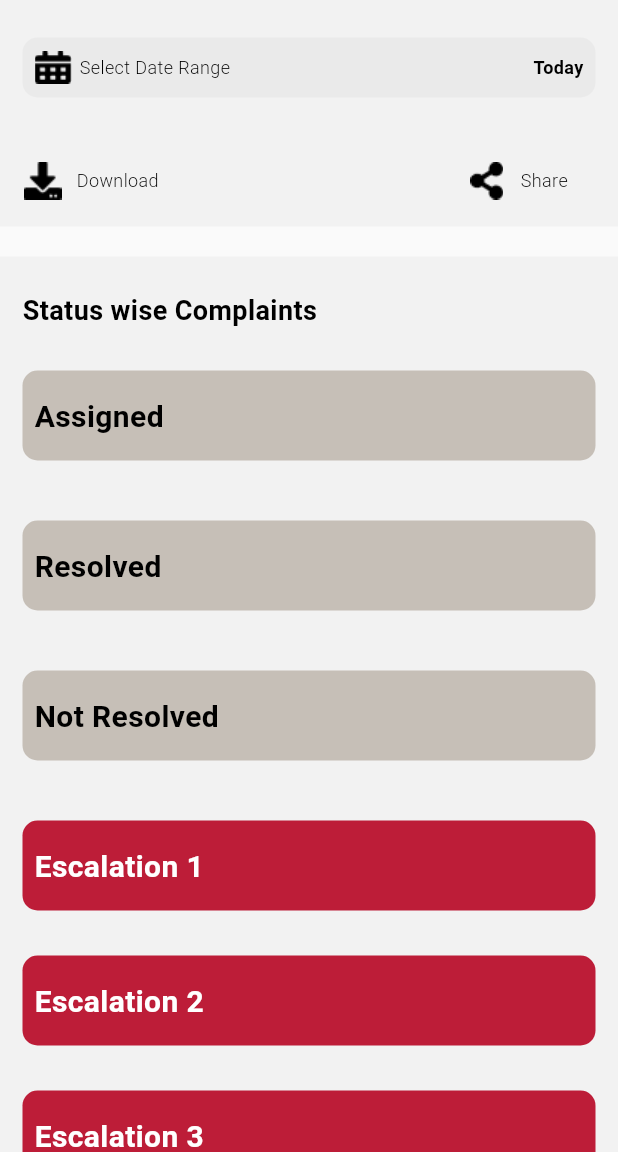
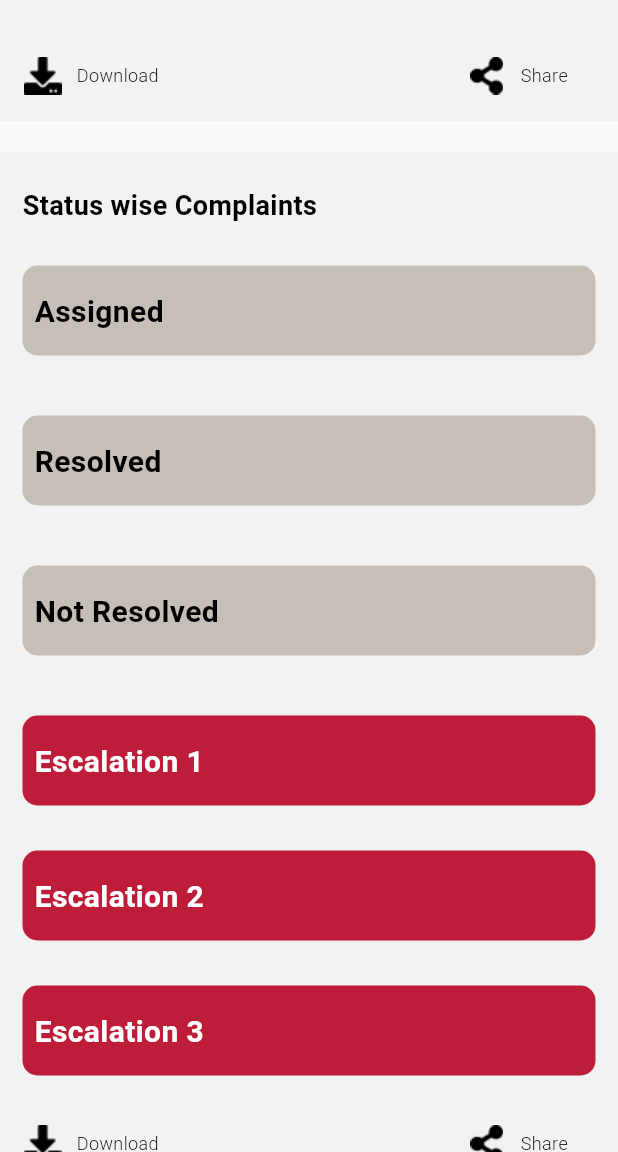
Before and after one commit to shilpanavale/IssueTracker, a Flutter app: the AdminDashboardPage screen opened directly, on a phone screen of 412 x 824 dp, the part 84-1236 px from its top. Run offline on Flutter 3.47's test engine with Material 2 defaults, Android fonts, the phone set to English and light mode, and no system bars; our stand-ins replace flutter_otp_text_field, flutter_rating_bar, fluttertoast, gallery_saver, image_picker, open_filex and 4 more; missing offline and left inert: syncfusion_flutter_pdf; accounts and stored records are empty; network calls fail.

Commit message:
from office

```diff
--- a/lib/View/Admin Model/admin_dashboard.dart
+++ b/lib/View/Admin Model/admin_dashboard.dart
@@ -145,7 +145,7 @@ class _MyHomePageState extends State<AdminDashboardPage> {
           children: [
             const SizedBox(height: 10,),
 
-            Padding(
+          /*  Padding(
               padding: const EdgeInsets.all(15.0),
               child: Container(
                 width: double.infinity,
@@ -193,7 +193,7 @@ class _MyHomePageState extends State<AdminDashboardPage> {
                   ],
                 ),
               ),
-            ),
+            ),*/
             dataMap.isNotEmpty? RepaintBoundary(
               key: previewContainer,
               child: Padding(
--- a/pubspec.yaml
+++ b/pubspec.yaml
@@ -15,7 +15,7 @@ publish_to: 'none' # Remove this line if you wish to publish to pub.dev
 # In iOS, build-name is used as CFBundleShortVersionString while build-number used as CFBundleVersion.
 # Read more about iOS versioning at
 # https://developer.apple.com/library/archive/documentation/General/Reference/InfoPlistKeyReference/Articles/CoreFoundationKeys.html
-version: 6.0.0+6
+version: 7.0.0+7
 
 environment:
   sdk: ">=2.17.6 <3.0.0"
```
Also changed, not shown: 1 other file.
